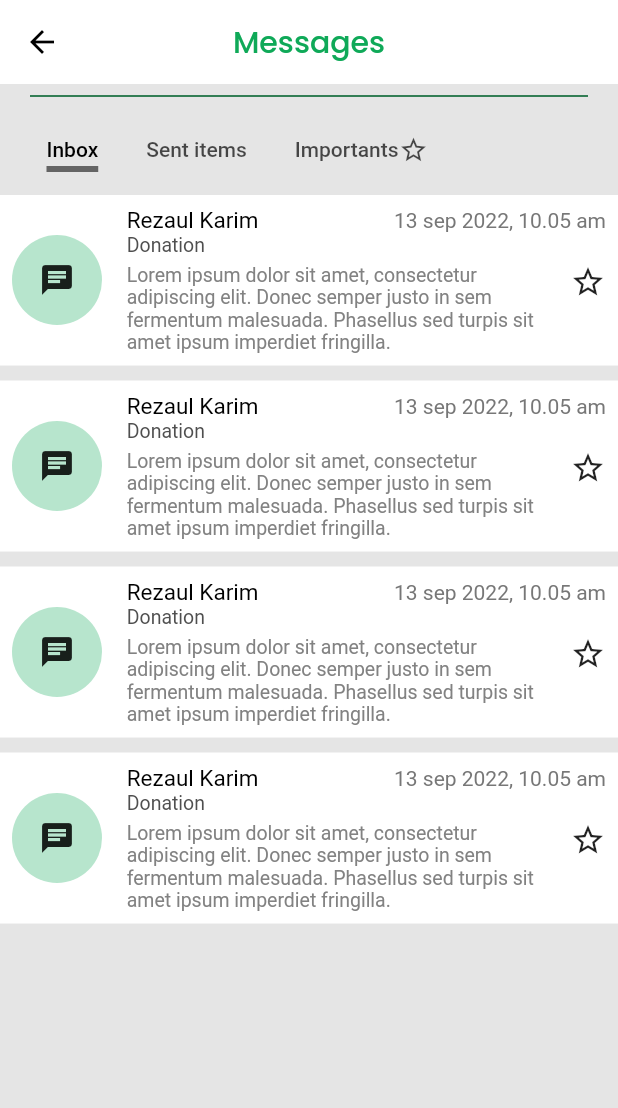
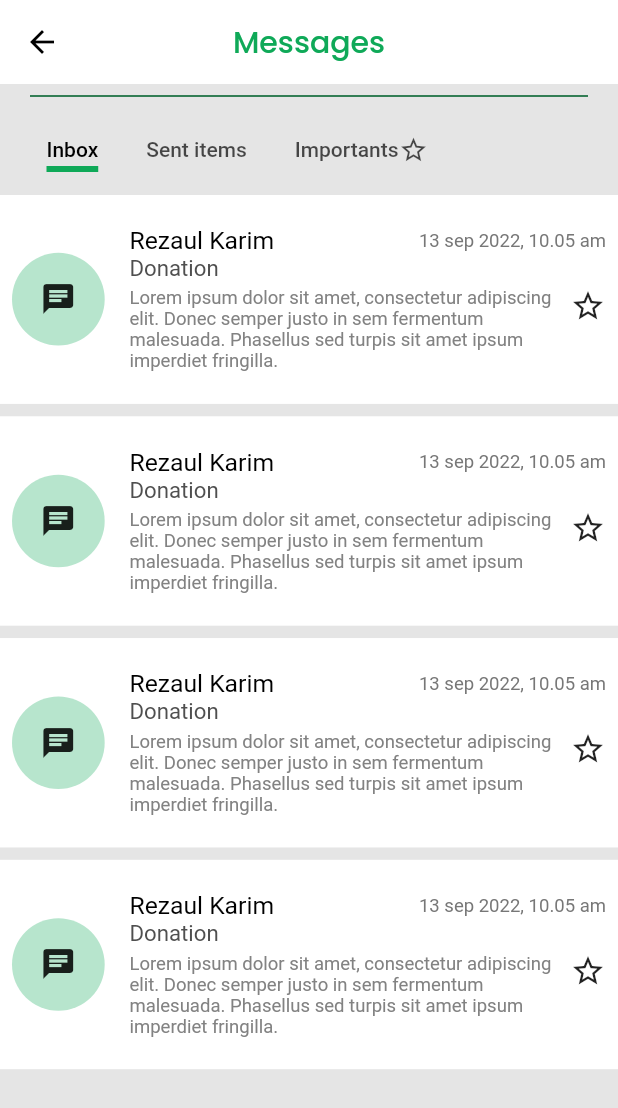
Before and after one commit to mahmudulri/austtaptvl, a Flutter app: the screen it shows after launch, on a phone screen of 412 x 824 dp. Shown: the top 1108 px of the screen. Run offline on Flutter 3.47's test engine with Material 2 defaults, Android fonts, the phone set to English and light mode, and no system bars; our stand-ins replace flutter_svg, get, google_fonts, lottie, toggle_switch; missing offline and left inert: outlined_text.

Commit message:
responsived done

```diff
--- a/lib/ui/pages/message/message_box.dart
+++ b/lib/ui/pages/message/message_box.dart
@@ -58,7 +58,7 @@ class MessageBox extends StatelessWidget {
                   indicator: UnderlineTabIndicator(
                     borderSide: BorderSide(
                       width: 4,
-                      color: Color(0xFF646464),
+                      color: Color(0xFF0FA958),
                     ),
                     insets: EdgeInsets.symmetric(horizontal: 0),
                   ),
@@ -88,7 +88,7 @@ class MessageBox extends StatelessWidget {
                     child: ListView.separated(
                       separatorBuilder: (context, index) {
                         return SizedBox(
-                          height: 10,
+                          height: screenHeigth * 0.010,
                         );
                       },
                       itemCount: 4,
@@ -109,8 +109,8 @@ class MessageBox extends StatelessWidget {
                                         shape: BoxShape.circle,
                                         color: Color(0xffB7E5CD),
                                       ),
-                                      height: 60,
-                                      width: 60,
+                                      height: screenHeigth * 0.150,
+                                      width: screenWidth * 0.150,
                                       child: Icon(Icons.chat),
                                     ),
                                   ],
@@ -133,7 +133,7 @@ class MessageBox extends StatelessWidget {
                                               overflow: TextOverflow.ellipsis,
                                               softWrap: true,
                                               style: TextStyle(
-                                                fontSize: 15,
+                                                fontSize: screenHeigth * 0.020,
                                                 color: Colors.black,
                                               ),
                                             ),
@@ -141,6 +141,7 @@ class MessageBox extends StatelessWidget {
                                           Text(
                                             "13 sep 2022, 10.05 am",
                                             style: TextStyle(
+                                              fontSize: screenHeigth * 0.015,
                                               color: Color(0xff777777),
                                             ),
                                           )
@@ -154,7 +155,7 @@ class MessageBox extends StatelessWidget {
                                               overflow: TextOverflow.ellipsis,
                                               softWrap: true,
                                               style: TextStyle(
-                                                fontSize: 13,
+                                                fontSize: screenHeigth * 0.018,
                                                 color: Color(0xff4F4F4F),
                                               ),
                                             ),
@@ -177,7 +178,7 @@ class MessageBox extends StatelessWidget {
                                               // overflow: TextOverflow.ellipsis,
                                               // softWrap: true,
                                               style: TextStyle(
-                                                fontSize: 13,
+                                                fontSize: screenHeigth * 0.015,
                                                 color: Color(0xff828282),
                                               ),
                                             ),
```
